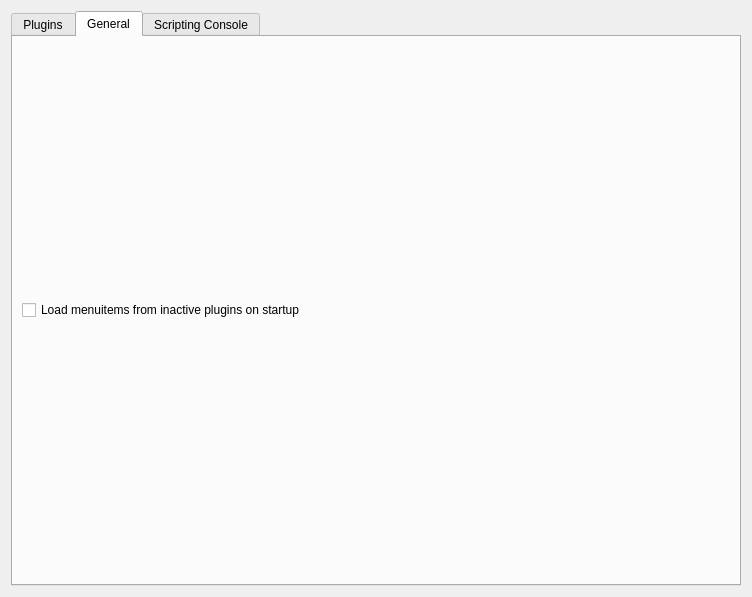
Above: ressources/ui/pyTSon-configdialog.ui from pathmann/pyTSon before the change. Below: the same form after it.
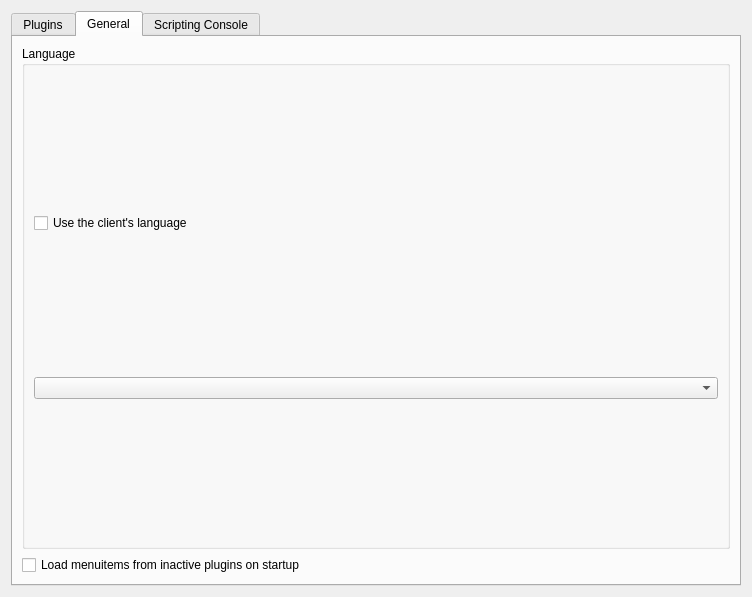
That is the form after the change. The open tabs and pages were chosen to show the change.

Commit message: set translation configurable

What changed in the file:
```diff
--- a/ressources/ui/pyTSon-configdialog.ui
+++ b/ressources/ui/pyTSon-configdialog.ui
@@ -224,6 +224,28 @@
        <string>General</string>
       </attribute>
       <layout class="QVBoxLayout" name="verticalLayout_6">
+       <item>
+        <widget class="QGroupBox" name="languageGroup">
+         <property name="toolTip">
+          <string>Changes require a restart</string>
+         </property>
+         <property name="title">
+          <string>Language</string>
+         </property>
+         <layout class="QVBoxLayout" name="verticalLayout_7">
+          <item>
+           <widget class="QCheckBox" name="languageButton">
+            <property name="text">
+             <string>Use the client's language</string>
+            </property>
+           </widget>
+          </item>
+          <item>
+           <widget class="QComboBox" name="languageCombo"/>
+          </item>
+         </layout>
+        </widget>
+       </item>
        <item>
         <widget class="QCheckBox" name="loadMenusButton">
          <property name="text">
```
The commit also changes 2 other files.
